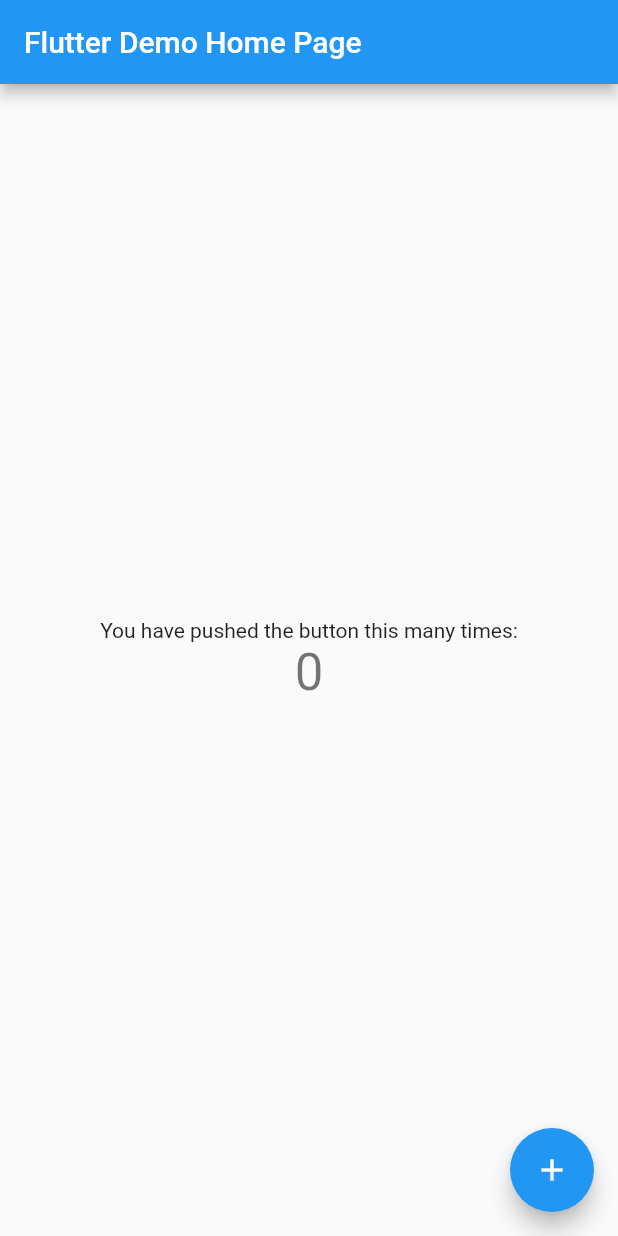
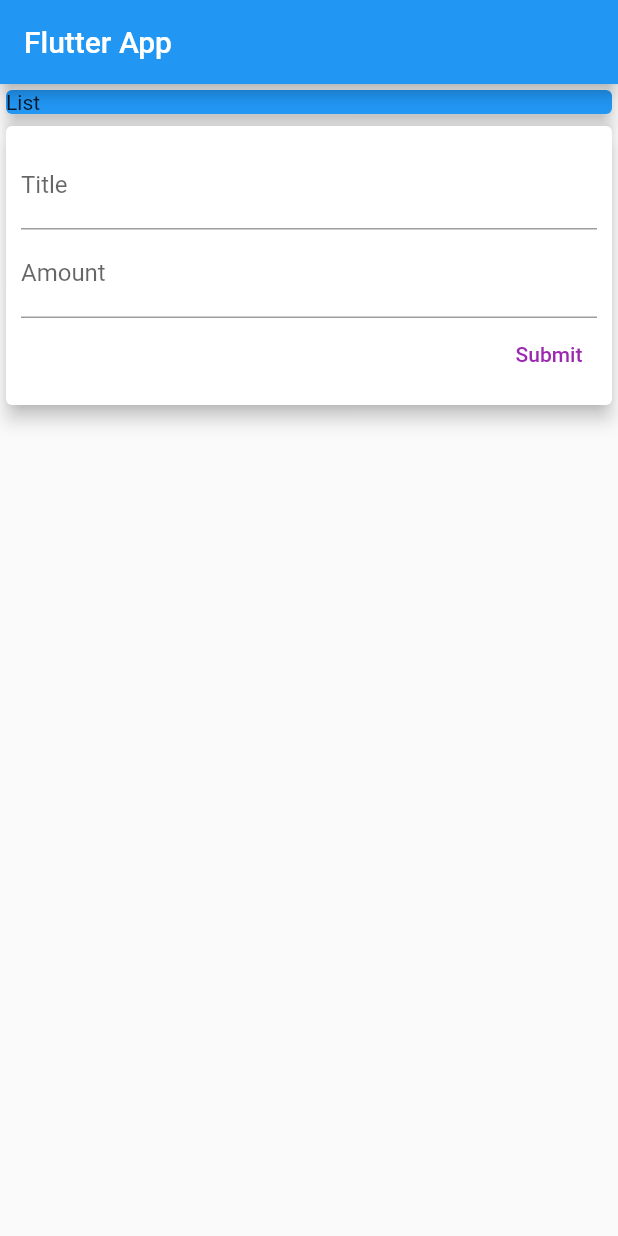
Before and after one commit to Fineas-Zirbo/Flutter, a Flutter app: the screen it shows after launch, on a phone screen of 412 x 824 dp. Run offline on Flutter 3.47's test engine with Material 2 defaults, Android fonts, the phone set to English and light mode, and no system bars.

Commit message:
widgets & models

```diff
--- a/expenses/lib/main.dart
+++ b/expenses/lib/main.dart
@@ -1,115 +1,41 @@
+import 'package:expenses/widgets/userT.dart';
 import 'package:flutter/material.dart';
 
-void main() {
-  runApp(const MyApp());
-}
+void main() => runApp(MyApp());
 
 class MyApp extends StatelessWidget {
-  const MyApp({super.key});
-
-  // This widget is the root of your application.
   @override
   Widget build(BuildContext context) {
     return MaterialApp(
-      title: 'Flutter Demo',
-      theme: ThemeData(
-        // This is the theme of your application.
-        //
-        // Try running your application with "flutter run". You'll see the
-        // application has a blue toolbar. Then, without quitting the app, try
-        // changing the primarySwatch below to Colors.green and then invoke
-        // "hot reload" (press "r" in the console where you ran "flutter run",
-        // or simply save your changes to "hot reload" in a Flutter IDE).
-        // Notice that the counter didn't reset back to zero; the application
-        // is not restarted.
-        primarySwatch: Colors.blue,
-      ),
-      home: const MyHomePage(title: 'Flutter Demo Home Page'),
+      title: 'Flutter App',
+      home: MyHomePage(),
     );
   }
 }
 
-class MyHomePage extends StatefulWidget {
-  const MyHomePage({super.key, required this.title});
-
-  // This widget is the home page of your application. It is stateful, meaning
-  // that it has a State object (defined below) that contains fields that affect
-  // how it looks.
-
-  // This class is the configuration for the state. It holds the values (in this
-  // case the title) provided by the parent (in this case the App widget) and
-  // used by the build method of the State. Fields in a Widget subclass are
-  // always marked "final".
-
-  final String title;
-
-  @override
-  State<MyHomePage> createState() => _MyHomePageState();
-}
-
-class _MyHomePageState extends State<MyHomePage> {
-  int _counter = 0;
-
-  void _incrementCounter() {
-    setState(() {
-      // This call to setState tells the Flutter framework that something has
-      // changed in this State, which causes it to rerun the build method below
-      // so that the display can reflect the updated values. If we changed
-      // _counter without calling setState(), then the build method would not be
-      // called again, and so nothing would appear to happen.
-      _counter++;
-    });
-  }
-
+class MyHomePage extends StatelessWidget {
   @override
   Widget build(BuildContext context) {
-    // This method is rerun every time setState is called, for instance as done
-    // by the _incrementCounter method above.
-    //
-    // The Flutter framework has been optimized to make rerunning build methods
-    // fast, so that you can just rebuild anything that needs updating rather
-    // than having to individually change instances of widgets.
     return Scaffold(
         appBar: AppBar(
-        // Here we take the value from the MyHomePage object that was created by
-        // the App.build method, and use it to set our appbar title.
-        title: Text(widget.title),
+          title: Text('Flutter App'),
         ),
-      body: Center(
-        // Center is a layout widget. It takes a single child and positions it
-        // in the middle of the parent.
+        body: SingleChildScrollView(
           child: Column(
-          // Column is also a layout widget. It takes a list of children and
-          // arranges them vertically. By default, it sizes itself to fit its
-          // children horizontally, and tries to be as tall as its parent.
-          //
-          // Invoke "debug painting" (press "p" in the console, choose the
-          // "Toggle Debug Paint" action from the Flutter Inspector in Android
-          // Studio, or the "Toggle Debug Paint" command in Visual Studio Code)
-          // to see the wireframe for each widget.
-          //
-          // Column has various properties to control how it sizes itself and
-          // how it positions its children. Here we use mainAxisAlignment to
-          // center the children vertically; the main axis here is the vertical
-          // axis because Columns are vertical (the cross axis would be
-          // horizontal).
-          mainAxisAlignment: MainAxisAlignment.center,
+            // mainAxisAlignment: MainAxisAlignment.start,
+            crossAxisAlignment: CrossAxisAlignment.stretch,
             children: <Widget>[
-            const Text(
-              'You have pushed the button this many times:',
+              Container(
+                width: double.infinity,
+                child: Card(
+                  color: Colors.blue,
+                  child: Text('List'),
+                  elevation: 5,
                 ),
-            Text(
-              '$_counter',
-              style: Theme.of(context).textTheme.headline4,
               ),
+              UserT()
             ],
           ),
-      ),
-      floatingActionButton: FloatingActionButton(
-        onPressed: _incrementCounter,
-        tooltip: 'Increment',
-        child: const Icon(Icons.add),
-      ), // This trailing comma makes auto-formatting nicer for build methods.
-    );
+        ));
   }
 }
--- /dev/null
+++ b/expenses/lib/models/transaction.dart
@@ -0,0 +1,12 @@
+class Transaction {
+  final int id;
+  final String name;
+  final double amount;
+  final DateTime date;
+
+  Transaction(
+      {required this.id,
+      required this.name,
+      required this.amount,
+      required this.date});
+}
--- /dev/null
+++ b/expenses/lib/widgets/inputT.dart
@@ -0,0 +1,38 @@
+import 'package:flutter/material.dart';
+import 'package:flutter/src/widgets/actions.dart';
+
+class InputT extends StatelessWidget {
+  final Function handleTransaction;
+  InputT(this.handleTransaction);
+  final title = TextEditingController();
+  final amount = TextEditingController();
+  @override
+  Widget build(BuildContext context) {
+    return Card(
+      elevation: 5,
+      child: Container(
+        padding: EdgeInsets.all(10),
+        child: Column(
+          crossAxisAlignment: CrossAxisAlignment.end,
+          children: <Widget>[
+            TextField(
+              decoration: InputDecoration(labelText: 'Title'),
+              controller: title,
+            ),
+            TextField(
+              decoration: InputDecoration(labelText: 'Amount'),
+              controller: amount,
+            ),
+            TextButton(
+              onPressed: () {
+                handleTransaction(title.text, double.parse(amount.text));
+              },
+              child: Text('Submit'),
+              style: TextButton.styleFrom(primary: Colors.purple),
+            )
+          ],
+        ),
+      ),
+    );
+  }
+}
--- /dev/null
+++ b/expenses/lib/widgets/userT.dart
@@ -0,0 +1,30 @@
+import 'package:flutter/material.dart';
+
+import '/widgets/list.dart';
+import '/widgets/inputT.dart';
+import '../models/transaction.dart';
+
+class UserT extends StatefulWidget {
+  @override
+  State<UserT> createState() => _UserTState();
+}
+
+class _UserTState extends State<UserT> {
+  final List<Transaction> _transactions = [];
+  int tid = 1;
+  void _addNewT(String name, double amount) {
+    final newT = Transaction(
+        name: name, amount: amount, date: DateTime.now(), id: tid++);
+
+    setState(() {
+      _transactions.add(newT);
+    });
+  }
+
+  @override
+  Widget build(BuildContext context) {
+    return Column(
+      children: <Widget>[InputT(_addNewT), TList(_transactions)],
+    );
+  }
+}
```
Also changed, not shown: expenses/lib/widgets/list.dart (added, +53 -0 lines), expenses/pubspec.yaml (+3 -4 lines), expenses/pubspec.lock, 1 other file. Lines whose indentation alone changed are shown as unchanged.
